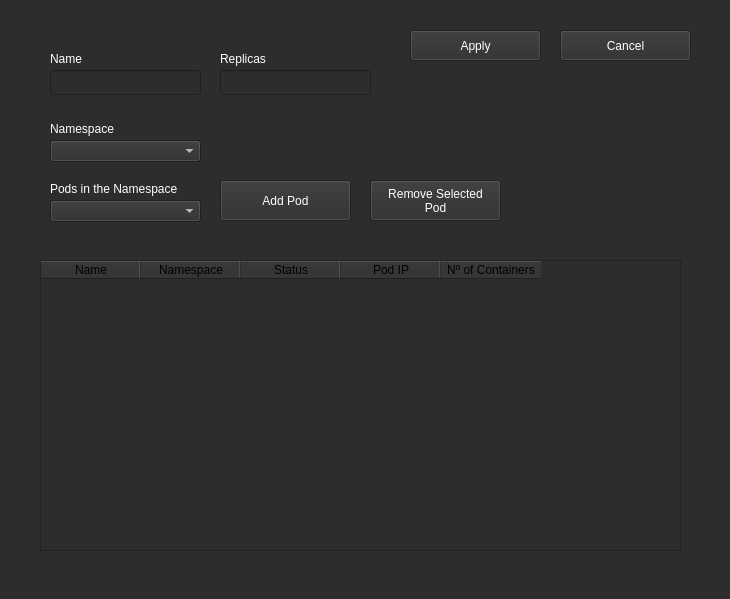
Qt form UI/DeploymentsConfig.ui (monico18/LTI2-Kubernetes-Controller) before a commit.
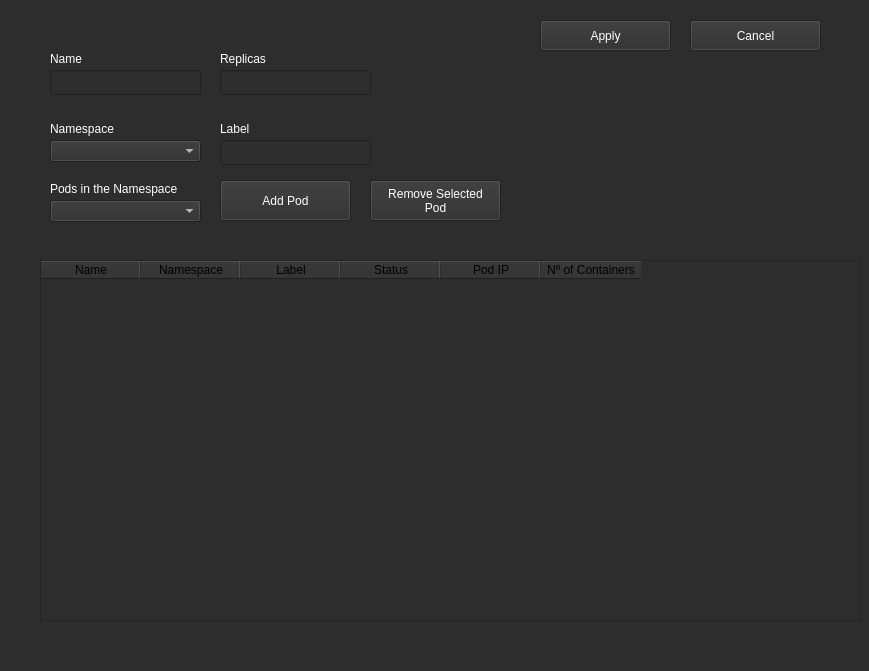
The same form after that commit.

Patch:
```diff
--- a/UI/DeploymentsConfig.ui
+++ b/UI/DeploymentsConfig.ui
@@ -6,8 +6,8 @@
    <rect>
     <x>0</x>
     <y>0</y>
-    <width>730</width>
-    <height>599</height>
+    <width>869</width>
+    <height>671</height>
    </rect>
   </property>
   <property name="windowTitle">
@@ -19,8 +19,8 @@
   <widget class="QPushButton" name="btn_apply_deploy">
    <property name="geometry">
     <rect>
-     <x>410</x>
-     <y>30</y>
+     <x>540</x>
+     <y>20</y>
      <width>131</width>
      <height>31</height>
     </rect>
@@ -150,8 +150,8 @@
   <widget class="QPushButton" name="btn_cancel_deploy">
    <property name="geometry">
     <rect>
-     <x>560</x>
-     <y>30</y>
+     <x>690</x>
+     <y>20</y>
      <width>131</width>
      <height>31</height>
     </rect>
@@ -1656,8 +1656,8 @@
     <rect>
      <x>40</x>
      <y>260</y>
-     <width>641</width>
-     <height>291</height>
+     <width>821</width>
+     <height>361</height>
     </rect>
    </property>
    <property name="sizePolicy">
@@ -1851,6 +1851,11 @@
      <string>Namespace</string>
     </property>
    </column>
+   <column>
+    <property name="text">
+     <string>Label</string>
+    </property>
+   </column>
    <column>
     <property name="text">
      <string>Status</string>
@@ -2243,6 +2248,382 @@
     <enum>Qt::ClickFocus</enum>
    </property>
   </widget>
+  <widget class="QLineEdit" name="line_label">
+   <property name="enabled">
+    <bool>true</bool>
+   </property>
+   <property name="geometry">
+    <rect>
+     <x>220</x>
+     <y>140</y>
+     <width>151</width>
+     <height>25</height>
+    </rect>
+   </property>
+   <property name="palette">
+    <palette>
+     <active>
+      <colorrole role="WindowText">
+       <brush brushstyle="SolidPattern">
+        <color alpha="255">
+         <red>255</red>
+         <green>255</green>
+         <blue>255</blue>
+        </color>
+       </brush>
+      </colorrole>
+      <colorrole role="Button">
+       <brush brushstyle="SolidPattern">
+        <color alpha="255">
+         <red>45</red>
+         <green>45</green>
+         <blue>45</blue>
+        </color>
+       </brush>
+      </colorrole>
+      <colorrole role="Text">
+       <brush brushstyle="SolidPattern">
+        <color alpha="255">
+         <red>255</red>
+         <green>255</green>
+         <blue>255</blue>
+        </color>
+       </brush>
+      </colorrole>
+      <colorrole role="ButtonText">
+       <brush brushstyle="SolidPattern">
+        <color alpha="255">
+         <red>255</red>
+         <green>255</green>
+         <blue>255</blue>
+        </color>
+       </brush>
+      </colorrole>
+      <colorrole role="Base">
+       <brush brushstyle="SolidPattern">
+        <color alpha="255">
+         <red>45</red>
+         <green>45</green>
+         <blue>45</blue>
+        </color>
+       </brush>
+      </colorrole>
+      <colorrole role="Window">
+       <brush brushstyle="SolidPattern">
+        <color alpha="255">
+         <red>45</red>
+         <green>45</green>
+         <blue>45</blue>
+        </color>
+       </brush>
+      </colorrole>
+     </active>
+     <inactive>
+      <colorrole role="WindowText">
+       <brush brushstyle="SolidPattern">
+        <color alpha="255">
+         <red>255</red>
+         <green>255</green>
+         <blue>255</blue>
+        </color>
+       </brush>
+      </colorrole>
+      <colorrole role="Button">
+       <brush brushstyle="SolidPattern">
+        <color alpha="255">
+         <red>45</red>
+         <green>45</green>
+         <blue>45</blue>
+        </color>
+       </brush>
+      </colorrole>
+      <colorrole role="Text">
+       <brush brushstyle="SolidPattern">
+        <color alpha="255">
+         <red>255</red>
+         <green>255</green>
+         <blue>255</blue>
+        </color>
+       </brush>
+      </colorrole>
+      <colorrole role="ButtonText">
+       <brush brushstyle="SolidPattern">
+        <color alpha="255">
+         <red>255</red>
+         <green>255</green>
+         <blue>255</blue>
+        </color>
+       </brush>
+      </colorrole>
+      <colorrole role="Base">
+       <brush brushstyle="SolidPattern">
+        <color alpha="255">
+         <red>45</red>
+         <green>45</green>
+         <blue>45</blue>
+        </color>
+       </brush>
+      </colorrole>
+      <colorrole role="Window">
+       <brush brushstyle="SolidPattern">
+        <color alpha="255">
+         <red>45</red>
+         <green>45</green>
+         <blue>45</blue>
+        </color>
+       </brush>
+      </colorrole>
+     </inactive>
+     <disabled>
+      <colorrole role="WindowText">
+       <brush brushstyle="SolidPattern">
+        <color alpha="255">
+         <red>120</red>
+         <green>120</green>
+         <blue>120</blue>
+        </color>
+       </brush>
+      </colorrole>
+      <colorrole role="Button">
+       <brush brushstyle="SolidPattern">
+        <color alpha="255">
+         <red>45</red>
+         <green>45</green>
+         <blue>45</blue>
+        </color>
+       </brush>
+      </colorrole>
+      <colorrole role="Text">
+       <brush brushstyle="SolidPattern">
+        <color alpha="255">
+         <red>120</red>
+         <green>120</green>
+         <blue>120</blue>
+        </color>
+       </brush>
+      </colorrole>
+      <colorrole role="ButtonText">
+       <brush brushstyle="SolidPattern">
+        <color alpha="255">
+         <red>120</red>
+         <green>120</green>
+         <blue>120</blue>
+        </color>
+       </brush>
+      </colorrole>
+      <colorrole role="Base">
+       <brush brushstyle="SolidPattern">
+        <color alpha="255">
+         <red>45</red>
+         <green>45</green>
+         <blue>45</blue>
+        </color>
+       </brush>
+      </colorrole>
+      <colorrole role="Window">
+       <brush brushstyle="SolidPattern">
+        <color alpha="255">
+         <red>45</red>
+         <green>45</green>
+         <blue>45</blue>
+        </color>
+       </brush>
+      </colorrole>
+     </disabled>
+    </palette>
+   </property>
+   <property name="mouseTracking">
+    <bool>false</bool>
+   </property>
+   <property name="focusPolicy">
+    <enum>Qt::ClickFocus</enum>
+   </property>
+  </widget>
+  <widget class="QLabel" name="label_3">
+   <property name="geometry">
+    <rect>
+     <x>220</x>
+     <y>120</y>
+     <width>81</width>
+     <height>17</height>
+    </rect>
+   </property>
+   <property name="palette">
+    <palette>
+     <active>
+      <colorrole role="WindowText">
+       <brush brushstyle="SolidPattern">
+        <color alpha="255">
+         <red>255</red>
+         <green>255</green>
+         <blue>255</blue>
+        </color>
+       </brush>
+      </colorrole>
+      <colorrole role="Button">
+       <brush brushstyle="SolidPattern">
+        <color alpha="255">
+         <red>45</red>
+         <green>45</green>
+         <blue>45</blue>
+        </color>
+       </brush>
+      </colorrole>
+      <colorrole role="Text">
+       <brush brushstyle="SolidPattern">
+        <color alpha="255">
+         <red>255</red>
+         <green>255</green>
+         <blue>255</blue>
+        </color>
+       </brush>
+      </colorrole>
+      <colorrole role="ButtonText">
+       <brush brushstyle="SolidPattern">
+        <color alpha="255">
+         <red>255</red>
+         <green>255</green>
+         <blue>255</blue>
+        </color>
+       </brush>
+      </colorrole>
+      <colorrole role="Base">
+       <brush brushstyle="SolidPattern">
+        <color alpha="255">
+         <red>45</red>
+         <green>45</green>
+         <blue>45</blue>
+        </color>
+       </brush>
+      </colorrole>
+      <colorrole role="Window">
+       <brush brushstyle="SolidPattern">
+        <color alpha="255">
+         <red>45</red>
+         <green>45</green>
+         <blue>45</blue>
+        </color>
+       </brush>
+      </colorrole>
+     </active>
+     <inactive>
+      <colorrole role="WindowText">
+       <brush brushstyle="SolidPattern">
+        <color alpha="255">
+         <red>255</red>
+         <green>255</green>
+         <blue>255</blue>
+        </color>
+       </brush>
+      </colorrole>
+      <colorrole role="Button">
+       <brush brushstyle="SolidPattern">
+        <color alpha="255">
+         <red>45</red>
+         <green>45</green>
+         <blue>45</blue>
+        </color>
+       </brush>
+      </colorrole>
+      <colorrole role="Text">
+       <brush brushstyle="SolidPattern">
+        <color alpha="255">
+         <red>255</red>
+         <green>255</green>
+         <blue>255</blue>
+        </color>
+       </brush>
+      </colorrole>
+      <colorrole role="ButtonText">
+       <brush brushstyle="SolidPattern">
+        <color alpha="255">
+         <red>255</red>
+         <green>255</green>
+         <blue>255</blue>
+        </color>
+       </brush>
+      </colorrole>
+      <colorrole role="Base">
+       <brush brushstyle="SolidPattern">
+        <color alpha="255">
+         <red>45</red>
+         <green>45</green>
+         <blue>45</blue>
+        </color>
+       </brush>
+      </colorrole>
+      <colorrole role="Window">
+       <brush brushstyle="SolidPattern">
+        <color alpha="255">
+         <red>45</red>
+         <green>45</green>
+         <blue>45</blue>
+        </color>
+       </brush>
+      </colorrole>
+     </inactive>
+     <disabled>
+      <colorrole role="WindowText">
+       <brush brushstyle="SolidPattern">
+        <color alpha="255">
+         <red>120</red>
+         <green>120</green>
+         <blue>120</blue>
+        </color>
+       </brush>
+      </colorrole>
+      <colorrole role="Button">
+       <brush brushstyle="SolidPattern">
+        <color alpha="255">
+         <red>45</red>
+         <green>45</green>
+         <blue>45</blue>
+        </color>
+       </brush>
+      </colorrole>
+      <colorrole role="Text">
+       <brush brushstyle="SolidPattern">
+        <color alpha="255">
+         <red>120</red>
+         <green>120</green>
+         <blue>120</blue>
+        </color>
+       </brush>
+      </colorrole>
+      <colorrole role="ButtonText">
+       <brush brushstyle="SolidPattern">
+        <color alpha="255">
+         <red>120</red>
+         <green>120</green>
+         <blue>120</blue>
+        </color>
+       </brush>
+      </colorrole>
+      <colorrole role="Base">
+       <brush brushstyle="SolidPattern">
+        <color alpha="255">
+         <red>45</red>
+         <green>45</green>
+         <blue>45</blue>
+        </color>
+       </brush>
+      </colorrole>
+      <colorrole role="Window">
+       <brush brushstyle="SolidPattern">
+        <color alpha="255">
+         <red>45</red>
+         <green>45</green>
+         <blue>45</blue>
+        </color>
+       </brush>
+      </colorrole>
+     </disabled>
+    </palette>
+   </property>
+   <property name="text">
+    <string>Label</string>
+   </property>
+  </widget>
  </widget>
  <resources/>
  <connections/>
```
